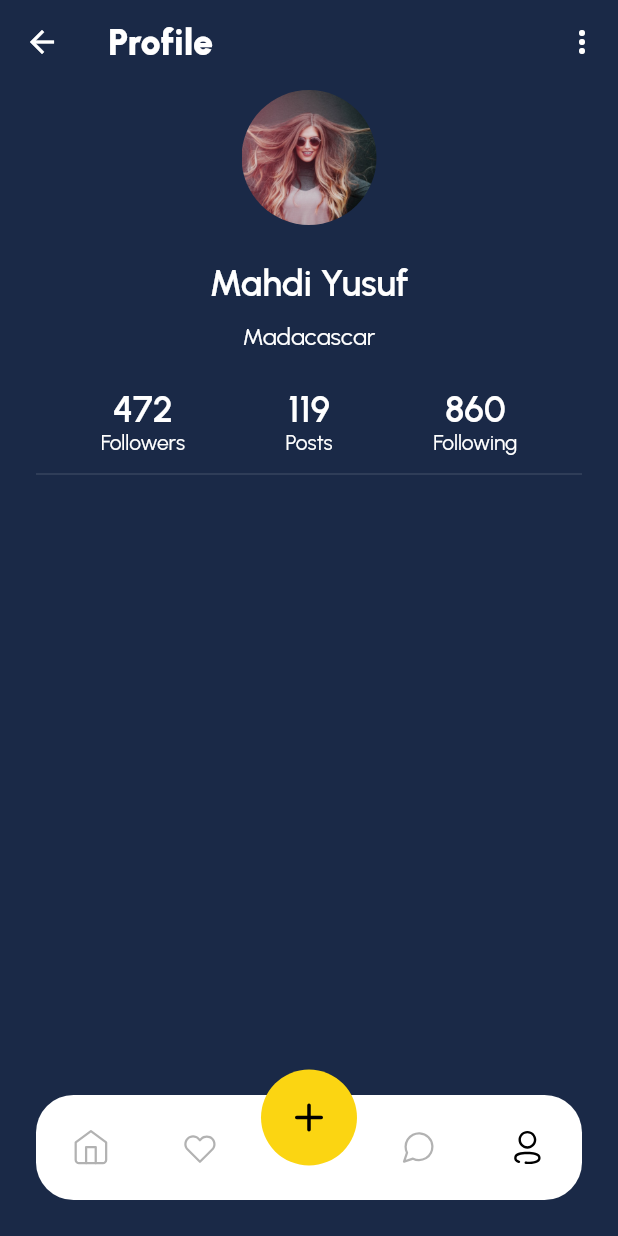
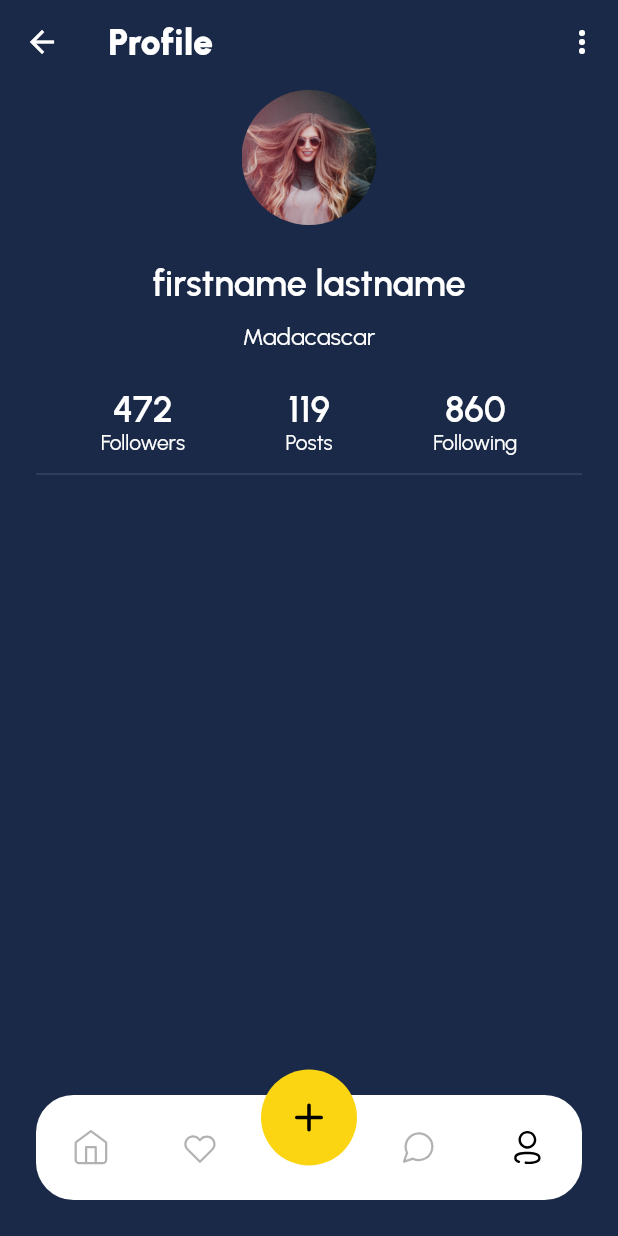
Before and after one commit to HakanBayazitHabes/Advance-DateApp, a Flutter app: the MainPage screen opened by its route, item 4 of the bottom bar chosen, on a phone screen of 412 x 824 dp. Run offline on Flutter 3.47's test engine with Material 2 defaults, Android fonts, the light colour scheme and no system bars; our stand-ins replace flutter_map, flutter_svg, latlong2.

Commit message:
Edit login_page.dart, main_page.dart, profile_page.dart

```diff
--- a/lib/pages/main_page.dart
+++ b/lib/pages/main_page.dart
@@ -6,10 +6,13 @@ import 'package:flutter/cupertino.dart';
 import 'package:flutter/material.dart';
 import 'package:flutter_svg/flutter_svg.dart';
 
+import '../model/user.dart';
 import '../styles/app_colors.dart';
 
 class MainPage extends StatefulWidget {
-  const MainPage({super.key});
+  final User user;
+
+  const MainPage({super.key, required this.user});
 
   @override
   State<MainPage> createState() => _MainPageState();
@@ -22,7 +25,7 @@ class _MainPageState extends State<MainPage> {
   Widget build(BuildContext context) {
     return Scaffold(
       extendBody: true,
-      body: pages[currentIndex.index],
+      body: pages()[currentIndex.index],
       bottomNavigationBar: MyBottomNavigation(
         currentIndex: currentIndex,
         onTap: (value) {
@@ -34,7 +37,7 @@ class _MainPageState extends State<MainPage> {
     );
   }
 
-  final pages = [
+  pages() => [
         HomePage(),
         Center(
           child: Text('Favorite'),
@@ -45,7 +48,7 @@ class _MainPageState extends State<MainPage> {
         Center(
           child: Text('Messages'),
         ),
-    ProfilePage(),
+        ProfilePage(user: widget.user),
       ];
 }
 
--- a/lib/pages/profile_page.dart
+++ b/lib/pages/profile_page.dart
@@ -4,10 +4,14 @@ import 'package:advance_date_app/config/app_routes.dart';
 import 'package:advance_date_app/styles/app_text.dart';
 import 'package:flutter/material.dart';
 
+import '../model/user.dart';
+
 enum ProfileMenu { edit, settings, logout }
 
 class ProfilePage extends StatelessWidget {
-  const ProfilePage({super.key});
+  final User user;
+
+  const ProfilePage({super.key, required this.user});
 
   @override
   Widget build(BuildContext context) {
@@ -59,7 +63,7 @@ class ProfilePage extends StatelessWidget {
             height: 24,
           ),
           Text(
-            'Mahdi Yusuf',
+            '${user.firstname} ${user.lastname}',
             style: AppText.header2,
           ),
           SizedBox(
--- a/pubspec.yaml
+++ b/pubspec.yaml
@@ -31,6 +31,9 @@ dependencies:
   flutter:
     sdk: flutter
   flutter_svg: ^2.0.5
+  flutter_map:
+  latlong2:
+  http: ^1.0.0
 
 
   # The following adds the Cupertino Icons font to your application.
```
Also changed, not shown: lib/pages/login_page.dart (+53 -7 lines), pubspec.lock. Lines whose indentation alone changed are shown as unchanged.
